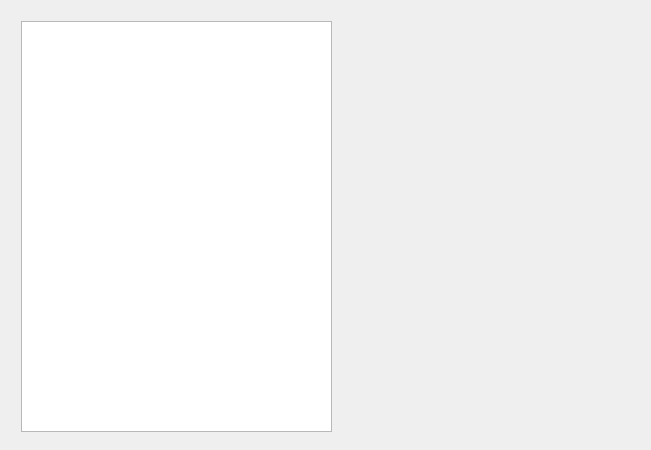
The window that src/dinnerwidget.ui (daodaoliang/caicai) describes before a commit, drawn with Qt 5.
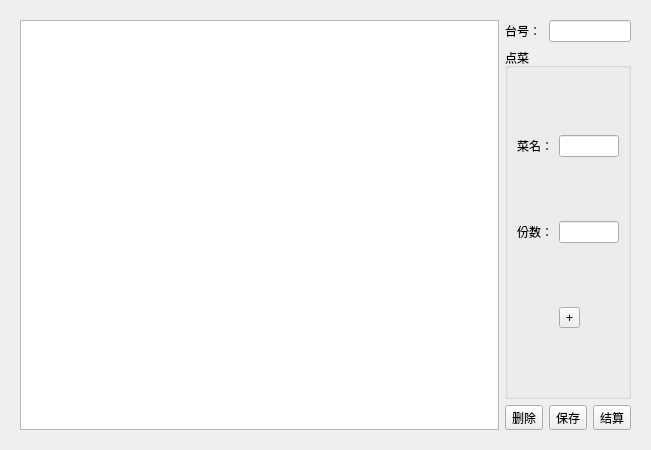
The same window after the commit. The open tabs and pages were chosen to show the change.

The edit to the form file:
```diff
--- a/src/dinnerwidget.ui
+++ b/src/dinnerwidget.ui
@@ -42,16 +42,82 @@
       </layout>
      </widget>
      <widget class="QWidget" name="page_2">
-      <widget class="QTableView" name="tableView">
-       <property name="geometry">
-        <rect>
-         <x>10</x>
-         <y>10</y>
-         <width>311</width>
-         <height>411</height>
-        </rect>
-       </property>
-      </widget>
+      <layout class="QHBoxLayout" name="horizontalLayout_3">
+       <item>
+        <widget class="QTableView" name="tableView"/>
+       </item>
+       <item>
+        <layout class="QGridLayout" name="gridLayout_3">
+         <item row="2" column="0">
+          <widget class="QToolButton" name="toolButton_3">
+           <property name="text">
+            <string>删除</string>
+           </property>
+          </widget>
+         </item>
+         <item row="0" column="0">
+          <widget class="QLabel" name="label">
+           <property name="text">
+            <string>台号：</string>
+           </property>
+          </widget>
+         </item>
+         <item row="1" column="0" colspan="3">
+          <widget class="QGroupBox" name="groupBox">
+           <property name="title">
+            <string>点菜</string>
+           </property>
+           <layout class="QGridLayout" name="gridLayout_2">
+            <item row="0" column="0">
+             <widget class="QLabel" name="label_2">
+              <property name="text">
+               <string>菜名：</string>
+              </property>
+             </widget>
+            </item>
+            <item row="0" column="1">
+             <widget class="QLineEdit" name="leDishes"/>
+            </item>
+            <item row="1" column="0">
+             <widget class="QLabel" name="label_3">
+              <property name="text">
+               <string>份数：</string>
+              </property>
+             </widget>
+            </item>
+            <item row="1" column="1">
+             <widget class="QLineEdit" name="leDishesCount"/>
+            </item>
+            <item row="2" column="1">
+             <widget class="QToolButton" name="toolButton_2">
+              <property name="text">
+               <string>+</string>
+              </property>
+             </widget>
+            </item>
+           </layout>
+          </widget>
+         </item>
+         <item row="0" column="1" colspan="2">
+          <widget class="QLineEdit" name="lineEdit"/>
+         </item>
+         <item row="2" column="2">
+          <widget class="QToolButton" name="toolButton_5">
+           <property name="text">
+            <string>结算</string>
+           </property>
+          </widget>
+         </item>
+         <item row="2" column="1">
+          <widget class="QToolButton" name="toolButton_4">
+           <property name="text">
+            <string>保存</string>
+           </property>
+          </widget>
+         </item>
+        </layout>
+       </item>
+      </layout>
      </widget>
     </widget>
    </item>
```
Left out of the diff: 4 changed lines with no effect on the pictures.
